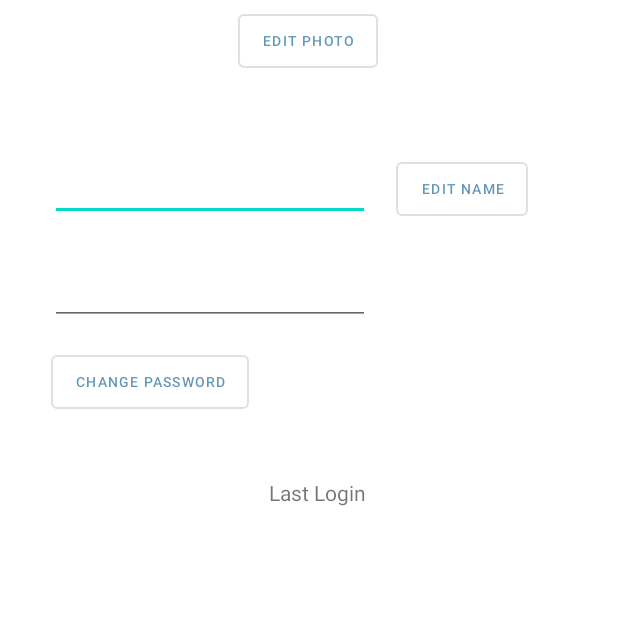
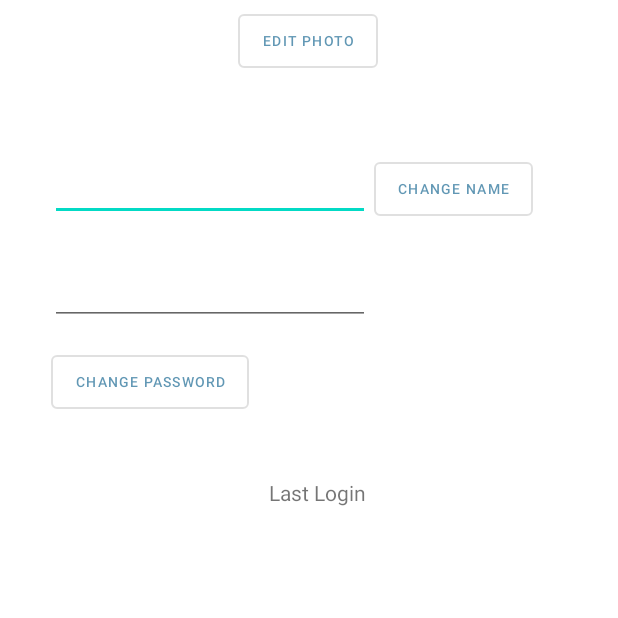
Before and after one commit to IsaacBrull16/Kaiju-Alpha, an Android app: the ProfileActivity screen opened directly, with no data from a screen before it, on a phone screen of 412 x 824 dp, the part 618-1236 px from its top. Run offline under Robolectric (Android 15) with nearby library versions, the phone set to English and light mode, and no system bars; our stand-ins replace Firebase (no records; nobody signed in at launch, a user with empty details on screens opened directly).

Commit message:
profile updated

```diff
--- a/Kaiju/app/src/main/java/com/projecte/kaiju/views/ProfileActivity.java
+++ b/Kaiju/app/src/main/java/com/projecte/kaiju/views/ProfileActivity.java
@@ -42,6 +42,7 @@ public class ProfileActivity extends AppCompatActivity {
         db = FirebaseDatabase.getInstance(url);
 
         FirebaseUser usr = mAuth.getCurrentUser();
+        if (usr != null) {
             userEmail.setText(usr.getEmail());
             String id = usr.getUid();
 
@@ -50,6 +51,7 @@ public class ProfileActivity extends AppCompatActivity {
                 @Override
                 public void onDataChange(@NonNull DataSnapshot snapshot) {
                     name = snapshot.getValue(String.class);
+                    userNameP.setText(name);
                 }
 
                 @Override
@@ -57,8 +59,9 @@ public class ProfileActivity extends AppCompatActivity {
 
                 }
             });
-        userNameP.setText(name);
-        System.out.println("\n\n\n\n" + name);
+        }
+
+
 
         findViewById(R.id.logOutButton).setOnClickListener(v -> logOut());
         findViewById(R.id.homeButtonP).setOnClickListener(v -> home());
@@ -73,7 +76,6 @@ public class ProfileActivity extends AppCompatActivity {
     }
 
     public void home(){
-        mAuth.signOut();
         Intent i = new Intent(this, MainActivity.class);
         startActivity(i);
         finish();
--- a/Kaiju/app/src/main/res/layout/activity_login.xml
+++ b/Kaiju/app/src/main/res/layout/activity_login.xml
@@ -138,7 +138,7 @@
         android:layout_width="76dp"
         android:layout_height="73dp"
         app:srcCompat="@drawable/ic_icono"
-        tools:layout_editor_absoluteX="69dp"
+        tools:layout_editor_absoluteX="79dp"
         tools:layout_editor_absoluteY="67dp" />
 
 </androidx.constraintlayout.widget.ConstraintLayout>
--- a/Kaiju/app/src/main/res/layout/activity_profile.xml
+++ b/Kaiju/app/src/main/res/layout/activity_profile.xml
@@ -56,7 +56,7 @@
         style="?attr/materialButtonOutlinedStyle"
         android:layout_width="wrap_content"
         android:layout_height="wrap_content"
-        android:text="Edit Name"
+        android:text="Change Name"
         android:textColor="#9F015887"
         android:textSize="9dp"
         app:layout_constraintBottom_toBottomOf="parent"
```
Lines whose indentation alone changed are shown as unchanged.
